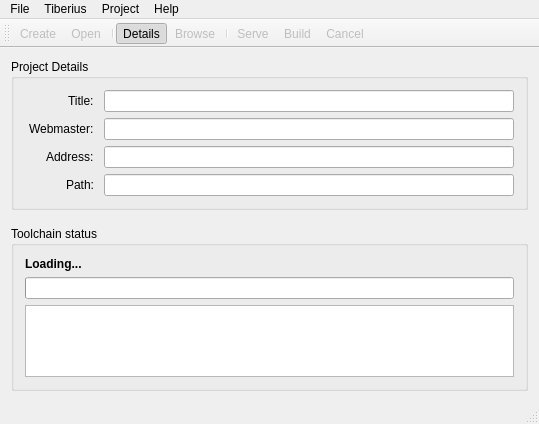
sorcix/tiberiusGui, file mainwindow.ui: the form before one commit.
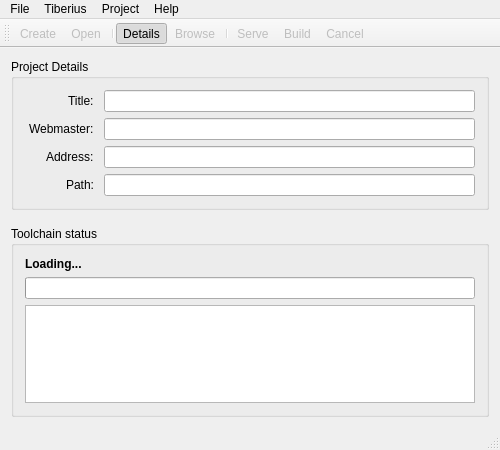
The form after the commit. Icons and pictures are not drawn.

Commit message: Change geometry of main window.

```diff
--- a/mainwindow.ui
+++ b/mainwindow.ui
@@ -6,10 +6,16 @@
    <rect>
     <x>0</x>
     <y>0</y>
-    <width>539</width>
-    <height>424</height>
+    <width>500</width>
+    <height>450</height>
    </rect>
   </property>
+  <property name="minimumSize">
+   <size>
+    <width>500</width>
+    <height>450</height>
+   </size>
+  </property>
   <property name="windowTitle">
    <string>QTiberius</string>
   </property>
@@ -178,7 +184,7 @@
     <rect>
      <x>0</x>
      <y>0</y>
-     <width>539</width>
+     <width>500</width>
      <height>18</height>
     </rect>
    </property>
```
